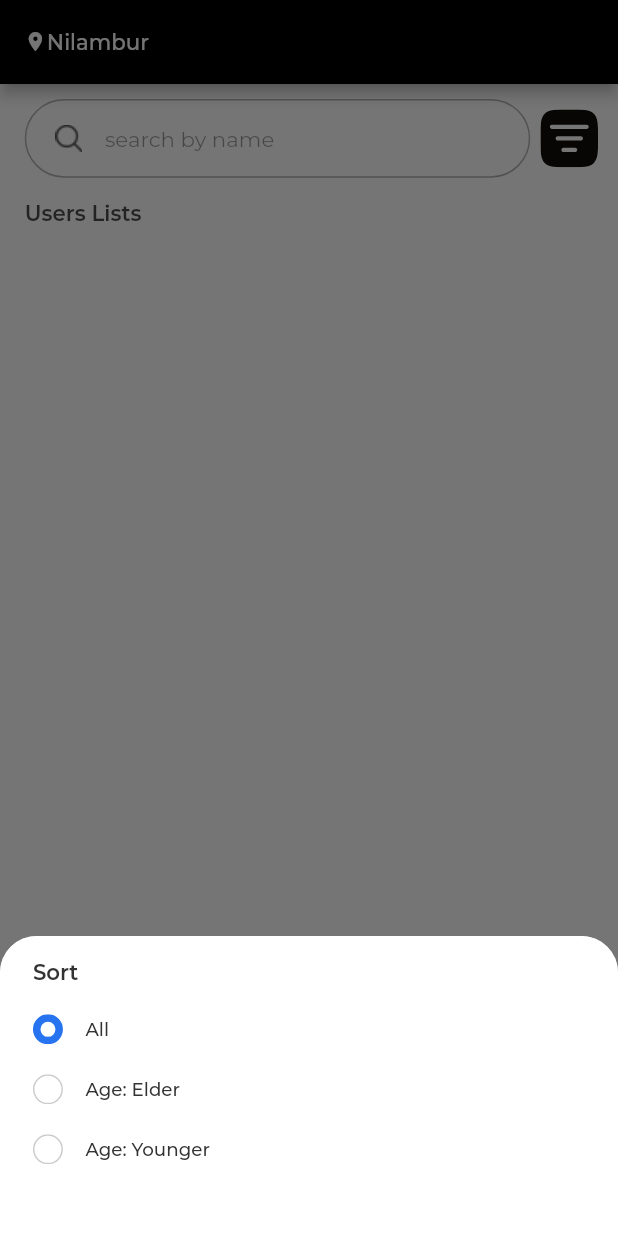
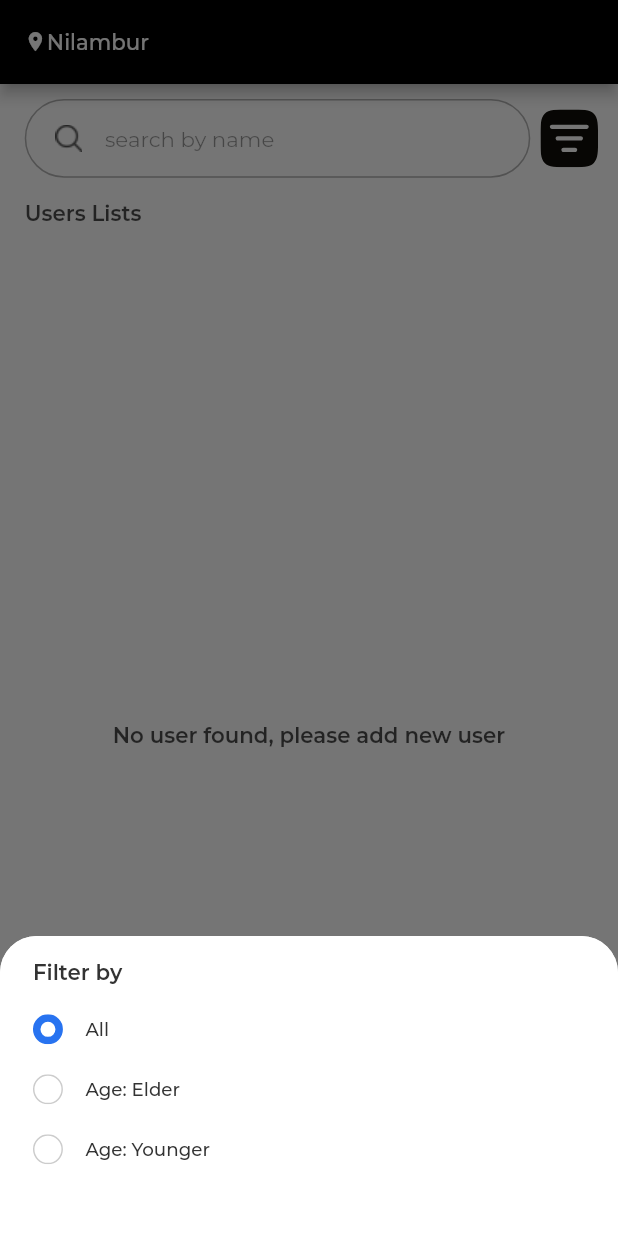
Before and after one commit to jayadevpanthaplavil/totalx_flutter_test1, a Flutter app: the screen it shows after launch, after a tap on an icon or button, on a phone screen of 412 x 824 dp. Run offline on Flutter 3.47's test engine with Material 3 defaults, Android fonts, the phone set to English and light mode, and no system bars; our stand-ins replace flutter_screenutil, flutter_smart_dialog, flutter_svg, image_picker, pin_input_text_field; missing offline and left inert: statusbarz; project files that could hold a hidden picture were left out.

Commit message:
feat: implement search and filter functionality for user list

```diff
--- /dev/null
+++ b/lib/core/tools/debounce.dart
@@ -0,0 +1,25 @@
+import 'dart:async';
+
+import 'package:flutter/material.dart';
+
+class Debounce {
+  int milliseconds;
+  Timer? _timer;
+
+  Debounce._({this.milliseconds = 800});
+
+  // Singleton instance
+  static final Debounce _singleton = Debounce._();
+
+  factory Debounce({int milliseconds = 800}) {
+    _singleton.milliseconds = milliseconds;
+    return _singleton;
+  }
+
+  run(VoidCallback action) {
+    if (_timer != null) {
+      _timer!.cancel();
+    }
+    _timer = Timer(Duration(milliseconds: milliseconds), action);
+  }
+}
--- a/lib/ui/screens/home/components/bottom_sheet.dart
+++ b/lib/ui/screens/home/components/bottom_sheet.dart
@@ -8,7 +8,8 @@ import '../../../../core/constants/assets.gen.dart';
 import '../../../../model/filter_model.dart';
 
 class FilterSheet extends StatefulWidget {
-  const FilterSheet({super.key, required this.filterList, required this.onConfirm});
+  const FilterSheet(
+      {super.key, required this.filterList, required this.onConfirm});
   final List<FilterModel> filterList;
   final void Function(List<FilterModel> filterList) onConfirm;
 
@@ -35,7 +36,7 @@ class _FilterSheetState extends State<FilterSheet> {
         crossAxisAlignment: CrossAxisAlignment.start,
         children: [
           Text(
-            'Sort',
+            'Filter by',
             style: TextStyle(
               color: Palette.blackTextColor,
               fontSize: 14.sp,
@@ -50,7 +51,8 @@ class _FilterSheetState extends State<FilterSheet> {
             separatorBuilder: (context, index) => height_20,
             itemBuilder: (context, index) {
               var item = widget.filterList[index];
-              return FilterItem(filter: item,
+              return FilterItem(
+                  filter: item,
                   select: () {
                     setState(() {
                       // Ensure only the selected item is marked as true, others as false
@@ -61,8 +63,7 @@ class _FilterSheetState extends State<FilterSheet> {
                     });
                     widget.onConfirm(widget.filterList);
                     Navigator.pop(context);
-              }
-              );
+                  });
             },
           )
         ],
@@ -79,7 +80,6 @@ class FilterItem extends StatelessWidget {
   @override
   Widget build(BuildContext context) {
     return GestureDetector(
-
       onTap: select,
       child: Row(
         mainAxisAlignment: MainAxisAlignment.start,
--- a/lib/ui/screens/home/home_view.dart
+++ b/lib/ui/screens/home/home_view.dart
@@ -9,10 +9,25 @@ import 'package:totalx_flutter_test1/ui/shared/widgets/custom_text_form_field.da
 
 import '../../../core/constants/app_colors.dart';
 import '../../../core/constants/assets.gen.dart';
+import '../../../core/tools/debounce.dart';
+import '../../../core/utils/utils.dart';
 import 'home_viewmodel.dart';
 
-class HomeView extends StatelessWidget {
+class HomeView extends StatefulWidget {
   const HomeView({super.key});
+
+  @override
+  State<HomeView> createState() => _HomeViewState();
+}
+
+class _HomeViewState extends State<HomeView> {
+  HomeViewModel homeViewModel = HomeViewModel();
+
+  @override
+  void initState() {
+    homeViewModel.init();
+    super.initState();
+  }
 
   @override
   Widget build(BuildContext context) {
@@ -61,6 +76,15 @@ class HomeView extends StatelessWidget {
                       ),
                       borderRadius: BorderRadius.circular(36.r),
                     ),
+                    onChanged: (value) {
+                      Debounce(milliseconds: 800).run(() async {
+                        printLog(
+                          'Search key: $value',
+                          name: 'CustomSearchBar',
+                        );
+                        viewModel.search(value.trim());
+                      });
+                    },
                   ),
                 ),
                 width_10,
@@ -84,16 +108,30 @@ class HomeView extends StatelessWidget {
               ),
             ),
             height_5,
-            Expanded(
+            (viewModel.tempUsers.isEmpty)
+                ? Expanded(
+                    child: Center(
+                      child: Text(
+                        'No user found, please add new user',
+                        style: TextStyle(
+                          color: Palette.primary.withOpacity(0.70),
+                          fontSize: 14.sp,
+                          fontWeight: FontWeight.w600,
+                        ),
+                      ),
+                    ),
+                  )
+                : Expanded(
                     child: ListView.separated(
-                padding: EdgeInsets.symmetric(vertical: 10.h, horizontal: 2.w),
-                itemCount: viewModel.users.length ?? 0,
+                      padding:
+                          EdgeInsets.symmetric(vertical: 10.h, horizontal: 2.w),
+                      itemCount: viewModel.tempUsers.length ?? 0,
                       separatorBuilder: (context, index) => height_10,
                       itemBuilder: (context, index) {
-                  var user = viewModel.users[index];
+                        var user = viewModel.tempUsers[index];
                         return Container(
-                    padding:
-                        EdgeInsets.symmetric(horizontal: 10.w, vertical: 10.h),
+                          padding: EdgeInsets.symmetric(
+                              horizontal: 10.w, vertical: 10.h),
                           decoration: ShapeDecoration(
                             color: Colors.white,
                             shape: RoundedRectangleBorder(
--- a/lib/ui/screens/home/home_viewmodel.dart
+++ b/lib/ui/screens/home/home_viewmodel.dart
@@ -13,6 +13,8 @@ class HomeViewModel extends ChangeNotifier {
   final TextEditingController _nameController = TextEditingController();
 
   List<UserModel> users = [];
+  List<UserModel> tempUsers = [];
+  String searchKey = "";
 
   List<FilterModel> filterList = [
     FilterModel(
@@ -32,6 +34,17 @@ class HomeViewModel extends ChangeNotifier {
     ),
   ];
 
+  void init() {
+    updateList();
+  }
+
+  /// reset the list
+  void updateList() {
+    tempUsers = List.from(users);
+    notifyListeners();
+  }
+
+  /// open filter sheet
   void openFilter(BuildContext context) {
     showModalBottomSheet(
         shape: RoundedRectangleBorder(
@@ -43,14 +56,14 @@ class HomeViewModel extends ChangeNotifier {
         context: context,
         builder: (context) => FilterSheet(
               filterList: filterList,
-          onConfirm: (value){
+              onConfirm: (value) {
                 filterList = value;
-                notifyListeners();
-          },
+                applyFilterAndSearch();
+              },
             ));
   }
 
-  // Method to show the custom dialog
+  /// open add new user dialog
   void showCustomDialog(BuildContext context) {
     showDialog(
       context: context,
@@ -73,7 +86,7 @@ class HomeViewModel extends ChangeNotifier {
                   username: _nameController.text,
                   age: int.parse(_ageController.text),
                   pickedImage: image));
-              notifyListeners();
+              updateList();
               return true;
             }
           },
@@ -84,6 +97,47 @@ class HomeViewModel extends ChangeNotifier {
     _ageController.clear();
   }
 
+  /// search
+  void search(String value) {
+    searchKey = value;
+    applyFilterAndSearch();
+  }
+
+  /// filter
+  void applyFilterAndSearch() {
+    FilterModel? selectedFilter = filterList.firstWhere(
+        (filter) => filter.isSelected ?? false,
+        orElse: () => FilterModel());
+
+    List<UserModel> filteredUsers = users;
+
+    if (selectedFilter.type != null) {
+      switch (selectedFilter.type) {
+        case FilterType.all:
+          filteredUsers = users;
+          break;
+        case FilterType.elder:
+          filteredUsers = users.where((user) => (user.age ?? 0) >= 60).toList();
+          break;
+        case FilterType.younger:
+          filteredUsers = users.where((user) => (user.age ?? 0) < 60).toList();
+          break;
+      }
+    }
+
+    if (searchKey.isNotEmpty) {
+      tempUsers = filteredUsers
+          .where((user) =>
+              user.username?.toLowerCase().contains(searchKey.toLowerCase()) ??
+              false)
+          .toList();
+    } else {
+      tempUsers = filteredUsers;
+    }
+
+    notifyListeners();
+  }
+
   @override
   void dispose() {
     _ageController.dispose();
--- a/lib/ui/screens/login_and_verify_otp/login_and_verify_otp_view.dart
+++ b/lib/ui/screens/login_and_verify_otp/login_and_verify_otp_view.dart
@@ -38,6 +38,7 @@ class LoginAndVerifyOtpView extends StatelessWidget {
   }
 }
 
+/// LOGIN VIEW
 Widget loginView(LoginAndVerifyOtpViewModel viewModel, BuildContext context) {
   return Form(
     autovalidateMode: viewModel.autoValidateMode,
@@ -127,6 +128,7 @@ Widget loginView(LoginAndVerifyOtpViewModel viewModel, BuildContext context) {
   );
 }
 
+/// VERIFY OTP VIEW
 Widget verifyOtpView(
     LoginAndVerifyOtpViewModel viewModel, BuildContext context) {
   return Column(
--- a/lib/ui/screens/login_and_verify_otp/login_and_verify_otp_viewmodel.dart
+++ b/lib/ui/screens/login_and_verify_otp/login_and_verify_otp_viewmodel.dart
@@ -23,16 +23,19 @@ class LoginAndVerifyOtpViewModel extends ChangeNotifier {
   bool get isBusy => _isBusy;
   bool get isResendOtpBusy => _isResendOtpBusy;
 
+  /// set busy status
   void setBusy(bool value) {
     _isBusy = value;
     notifyListeners();
   }
 
+  /// set resend otp busy status
   void setResendOtpBusy(bool value) {
     _isResendOtpBusy = value;
     notifyListeners();
   }
 
+  /// on back press
   void onBackPress(context) {
     if (timer?.isActive == true) {
       timer?.cancel();
@@ -48,12 +51,14 @@ class LoginAndVerifyOtpViewModel extends ChangeNotifier {
     notifyListeners();
   }
 
+  /// onChanged - otp field
   void updateOtp(String value) {
     debugPrint('onChanged OTP $value');
     otpString = value;
     notifyListeners(); // Notify listeners of the change
   }
 
+  /// on submit - primary button
   Future<void> onSubmit(
       LoginAndVerifyOtpViewModel viewModel, BuildContext context) async {
     setBusy(true);
@@ -85,6 +90,7 @@ class LoginAndVerifyOtpViewModel extends ChangeNotifier {
     startTimer();
   }
 
+  /// start timer - resend otp
   void startTimer() {
     secondsRemaining = 30;
     timer = Timer.periodic(const Duration(seconds: 1), (_) {
```
Lines whose indentation alone changed are shown as unchanged.
